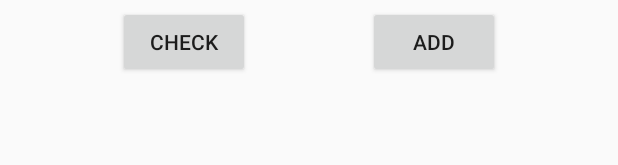
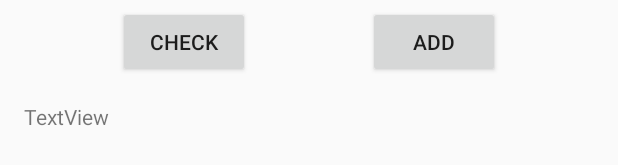
Before and after one commit to Ztrk/brick-list, an Android app: the layout content_new_inventory.xml on its own in the app's theme, with its tools: preview values and no code run, on a phone screen of 412 x 824 dp. Shown: the part 202-367 px from the top of the screen. Run offline under Robolectric (Android 15) with nearby library versions, the phone set to English and light mode, and no system bars; network calls fail.

Commit message:
Add request for XML with inventory

```diff
--- a/app/build.gradle
+++ b/app/build.gradle
@@ -46,6 +46,7 @@ dependencies {
     implementation 'androidx.constraintlayout:constraintlayout:1.1.3'
     implementation 'androidx.navigation:navigation-fragment-ktx:2.2.2'
     implementation 'androidx.navigation:navigation-ui-ktx:2.2.2'
+    implementation 'com.android.volley:volley:1.1.1'
     testImplementation 'junit:junit:4.12'
     androidTestImplementation 'androidx.test.ext:junit:1.1.1'
     androidTestImplementation 'androidx.test.espresso:espresso-core:3.2.0'
--- a/app/src/main/AndroidManifest.xml
+++ b/app/src/main/AndroidManifest.xml
@@ -1,18 +1,21 @@
 <?xml version="1.0" encoding="utf-8"?>
 <manifest xmlns:android="http://schemas.android.com/apk/res/android"
     package="com.example.bricklist">
+
+    <uses-permission android:name="android.permission.INTERNET" />
 
     <application
         android:allowBackup="true"
         android:icon="@mipmap/ic_launcher"
         android:label="@string/app_name"
+        android:networkSecurityConfig="@xml/network_security_config"
         android:roundIcon="@mipmap/ic_launcher_round"
         android:supportsRtl="true"
         android:theme="@style/AppTheme">
         <activity
             android:name=".NewInventoryActivity"
             android:label="@string/title_activity_new_inventory"
-            android:theme="@style/AppTheme.NoActionBar"></activity>
+            android:theme="@style/AppTheme.NoActionBar" />
         <activity
             android:name=".MainActivity"
             android:label="@string/app_name"
--- a/app/src/main/res/layout/content_new_inventory.xml
+++ b/app/src/main/res/layout/content_new_inventory.xml
@@ -59,4 +59,16 @@
         app:layout_constraintHorizontal_bias="0.5"
         app:layout_constraintStart_toEndOf="@+id/checkButton"
         app:layout_constraintTop_toBottomOf="@+id/nameEdit" />
+
+    <TextView
+        android:id="@+id/resultText"
+        android:layout_width="wrap_content"
+        android:layout_height="wrap_content"
+        android:layout_marginStart="16dp"
+        android:layout_marginLeft="16dp"
+        android:layout_marginTop="16dp"
+        android:text="TextView"
+        app:layout_constraintStart_toStartOf="parent"
+        app:layout_constraintTop_toBottomOf="@+id/checkButton" />
+
 </androidx.constraintlayout.widget.ConstraintLayout>
--- /dev/null
+++ b/app/src/main/res/xml/network_security_config.xml
@@ -0,0 +1,6 @@
+<?xml version="1.0" encoding="utf-8"?>
+<network-security-config>
+    <domain-config cleartextTrafficPermitted="true">
+        <domain includeSubdomains="false">fcds.cs.put.poznan.pl</domain>
+    </domain-config>
+</network-security-config>
--- a/build.gradle
+++ b/build.gradle
@@ -8,7 +8,7 @@ buildscript {
 
     }
     dependencies {
-        classpath 'com.android.tools.build:gradle:3.6.1'
+        classpath 'com.android.tools.build:gradle:3.6.3'
         classpath "org.jetbrains.kotlin:kotlin-gradle-plugin:$kotlin_version"
 
         // NOTE: Do not place your application dependencies here; they belong
```
Also changed, not shown: app/src/main/java/com/example/bricklist/NewInventoryActivity.kt (+36 -1 lines).
